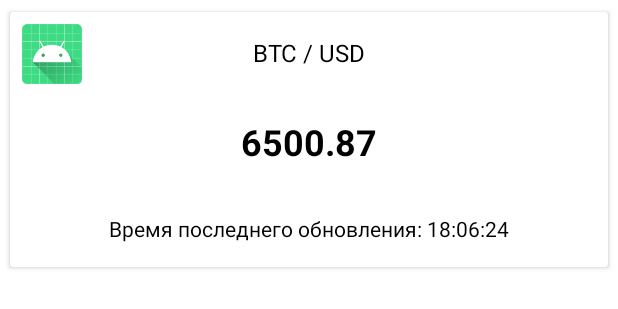
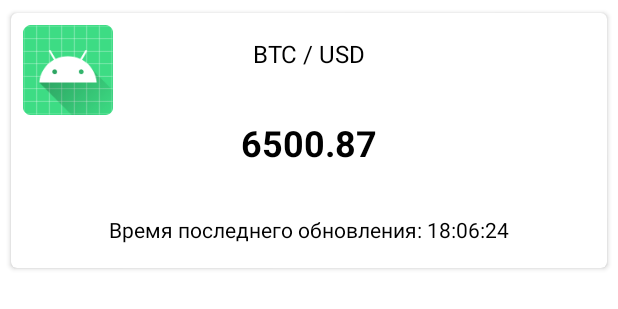
Before and after one commit to JuliaFalstaff/CoinIData, an Android app: the layout item_coin_info.xml on its own in the app's theme, with its tools: preview values and no code run, on a phone screen of 412 x 824 dp. Shown: the top 309 px of the screen. Run offline under Robolectric (Android 15) with nearby library versions, the light colour scheme and no system bars.

Commit message:
refactoring layouts and extract resources

```diff
--- a/app/src/main/res/layout/item_coin_info.xml
+++ b/app/src/main/res/layout/item_coin_info.xml
@@ -4,7 +4,8 @@
     xmlns:tools="http://schemas.android.com/tools"
     android:layout_width="match_parent"
     android:layout_height="wrap_content"
-    android:layout_margin="4dp"
+    android:layout_margin="@dimen/small_margin"
+    app:cardCornerRadius="@dimen/custom_corner_card_radius"
     app:cardUseCompatPadding="true">
 
     <androidx.constraintlayout.widget.ConstraintLayout
@@ -13,9 +14,9 @@
 
         <ImageView
             android:id="@+id/logoCoinImageView"
-            android:layout_width="40dp"
-            android:layout_height="40dp"
-            android:layout_margin="8dp"
+            android:layout_width="@dimen/logo_card_size"
+            android:layout_height="@dimen/logo_card_size"
+            android:layout_margin="@dimen/medium_margin"
             android:src="@mipmap/ic_launcher"
             app:layout_constraintStart_toStartOf="parent"
             app:layout_constraintTop_toTopOf="parent" />
@@ -24,9 +25,9 @@
             android:id="@+id/textViewSymbols"
             android:layout_width="wrap_content"
             android:layout_height="wrap_content"
-            android:padding="16dp"
+            android:padding="@dimen/large_margin"
             android:textColor="@color/black"
-            android:textSize="16sp"
+            android:textSize="@dimen/symbols_card_text_size"
             app:layout_constraintEnd_toEndOf="parent"
             app:layout_constraintStart_toStartOf="parent"
             app:layout_constraintTop_toTopOf="parent"
@@ -36,9 +37,9 @@
             android:id="@+id/coinCurrencyTextView"
             android:layout_width="wrap_content"
             android:layout_height="wrap_content"
-            android:padding="16dp"
+            android:padding="@dimen/large_margin"
             android:textColor="@color/black"
-            android:textSize="24sp"
+            android:textSize="@dimen/current_card_text_size"
             android:textStyle="bold"
             app:layout_constraintEnd_toEndOf="parent"
             app:layout_constraintStart_toStartOf="parent"
@@ -49,9 +50,9 @@
             android:id="@+id/updateTimeTextView"
             android:layout_width="wrap_content"
             android:layout_height="wrap_content"
-            android:padding="16dp"
+            android:padding="@dimen/large_margin"
             android:textColor="@color/black"
-            android:textSize="14sp"
+            android:textSize="@dimen/time_description_size"
             app:layout_constraintEnd_toEndOf="parent"
             app:layout_constraintStart_toStartOf="parent"
             app:layout_constraintTop_toBottomOf="@id/coinCurrencyTextView"
--- /dev/null
+++ b/app/src/main/res/values-night/dimens.xml
@@ -0,0 +1,16 @@
+<?xml version="1.0" encoding="utf-8"?>
+<resources>
+    <dimen name="small_margin">4dp</dimen>
+    <dimen name="medium_margin">8dp</dimen>
+    <dimen name="large_margin">16dp</dimen>
+    <dimen name="time_description_size">14sp</dimen>
+    <dimen name="current_card_text_size">24sp</dimen>
+    <dimen name="symbols_card_text_size">16sp</dimen>
+    <dimen name="logo_card_size">60dp</dimen>
+    <dimen name="custom_corner_card_radius">4dp</dimen>
+    <dimen name="logo_size_detailed_info">80dp</dimen>
+    <dimen name="symbol_detailed_info_text_size">24sp</dimen>
+    <dimen name="medium_padding">8dp</dimen>
+    <dimen name="label_info_text_size">16sp</dimen>
+    <dimen name="line_size_info">1dp</dimen>
+</resources>
--- a/app/src/main/res/values/colors.xml
+++ b/app/src/main/res/values/colors.xml
@@ -8,4 +8,6 @@
     <color name="black">#FF000000</color>
     <color name="white">#FFFFFFFF</color>
     <color name="colorAccent">#D81B60</color>
+    <color name="black_label_info">#000</color>
+    <color name="background_line">#63000000</color>
 </resources>
--- /dev/null
+++ b/app/src/main/res/values/dimens.xml
@@ -0,0 +1,16 @@
+<?xml version="1.0" encoding="utf-8"?>
+<resources>
+    <dimen name="small_margin">4dp</dimen>
+    <dimen name="medium_margin">8dp</dimen>
+    <dimen name="large_margin">16dp</dimen>
+    <dimen name="time_description_size">14sp</dimen>
+    <dimen name="current_card_text_size">24sp</dimen>
+    <dimen name="symbols_card_text_size">16sp</dimen>
+    <dimen name="logo_card_size">60dp</dimen>
+    <dimen name="custom_corner_card_radius">4dp</dimen>
+    <dimen name="logo_size_detailed_info">80dp</dimen>
+    <dimen name="symbol_detailed_info_text_size">24sp</dimen>
+    <dimen name="medium_padding">8dp</dimen>
+    <dimen name="label_info_text_size">16sp</dimen>
+    <dimen name="line_size_info">1dp</dimen>
+</resources>
```
Also changed, not shown: app/src/main/res/layout/fragment_coin_detail.xml (+64 -64 lines).
